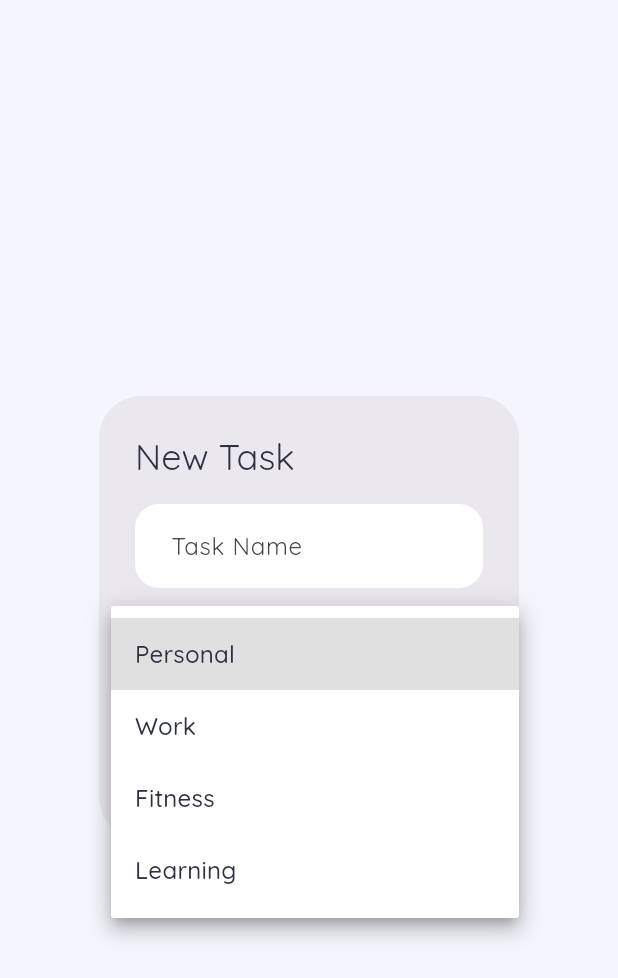
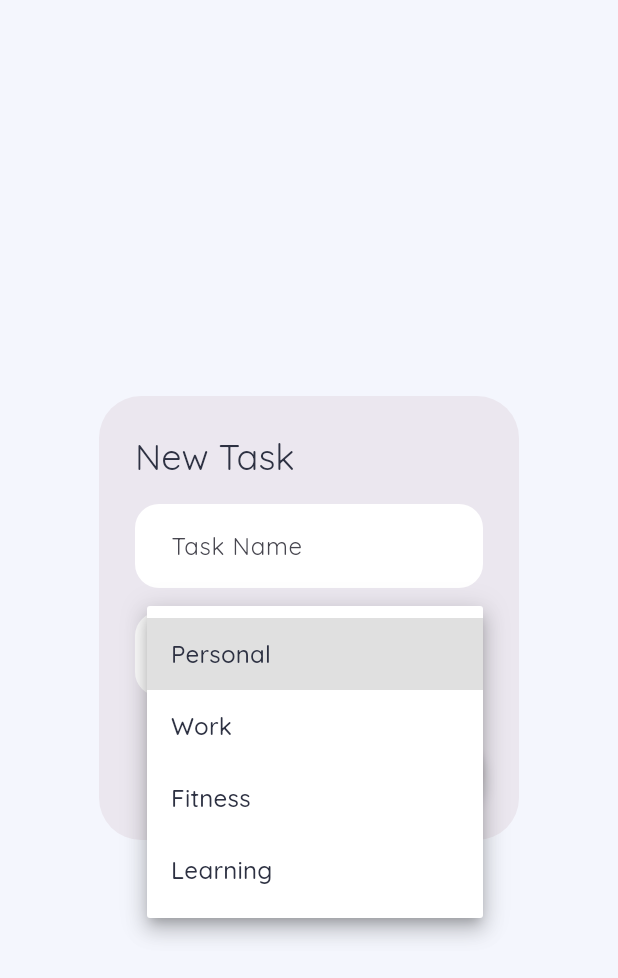
Before and after one commit to nxvinn29/ART-OF-EVOLVE, a Flutter app: the AddTodoDialog widget shown alone on an empty page, opened directly, after a tap on "Personal", on a phone screen of 412 x 824 dp. Shown: the top 978 px of the screen. Run offline on Flutter 3.47's test engine with Material 3 defaults, Android fonts, the phone set to English and light mode, and no system bars; our stand-ins replace audioplayers, cloud_firestore, confetti, firebase_auth, firebase_core, firebase_messaging and 8 more; missing offline and left inert: flutter_drawing_board, home_widget, record; accounts and stored records are empty.

Commit message:
Fix deprecated value usage in AddTodoDialog

```diff
--- a/lib/src/features/todos/presentation/widgets/add_todo_dialog.dart
+++ b/lib/src/features/todos/presentation/widgets/add_todo_dialog.dart
@@ -32,16 +32,18 @@ class _AddTodoDialogState extends ConsumerState<AddTodoDialog> {
             autofocus: true,
           ),
           const SizedBox(height: 16),
-          DropdownButtonFormField<String>(
-            value: selectedCategory,
-            items: [
-              'Personal',
-              'Work',
-              'Fitness',
-              'Learning',
-            ].map((c) => DropdownMenuItem(value: c, child: Text(c))).toList(),
-            onChanged: (val) => setState(() => selectedCategory = val!),
+          InputDecorator(
             decoration: const InputDecoration(labelText: 'Category'),
+            child: DropdownButtonHideUnderline(
+              child: DropdownButton<String>(
+                value: selectedCategory,
+                isDense: true,
+                items: ['Personal', 'Work', 'Fitness', 'Learning']
+                    .map((c) => DropdownMenuItem(value: c, child: Text(c)))
+                    .toList(),
+                onChanged: (val) => setState(() => selectedCategory = val!),
+              ),
+            ),
           ),
         ],
       ),
```
